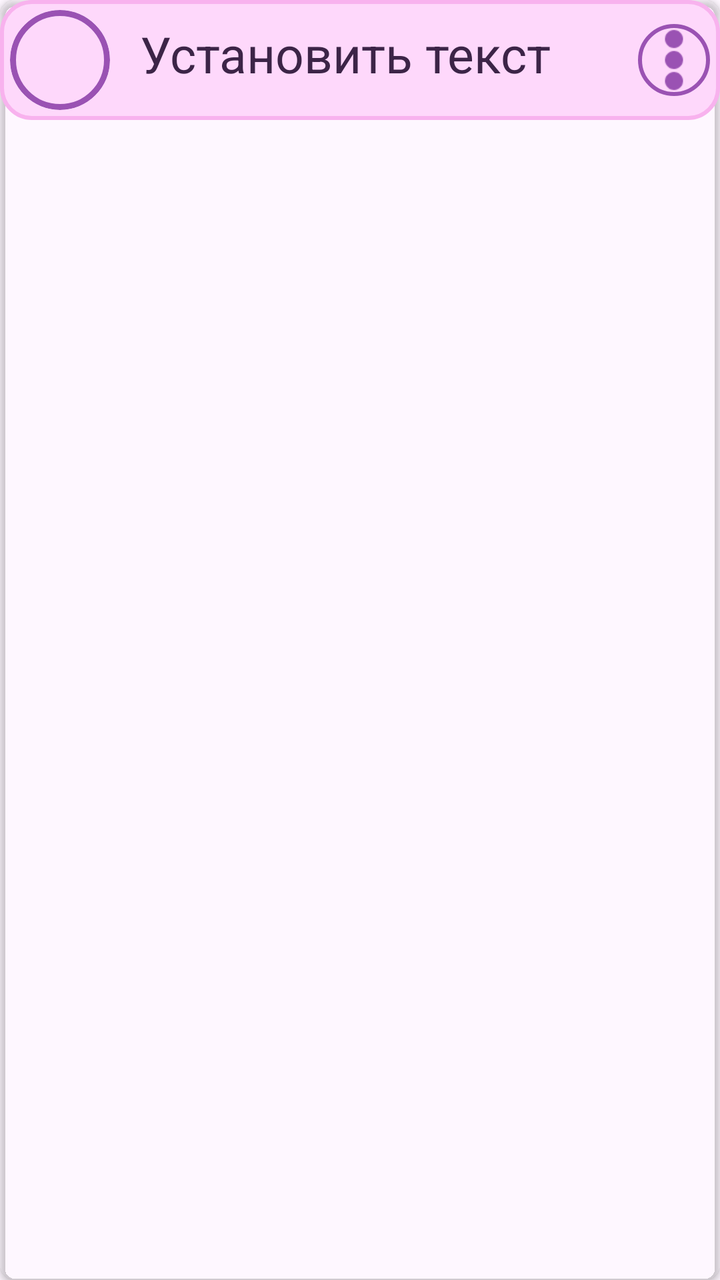
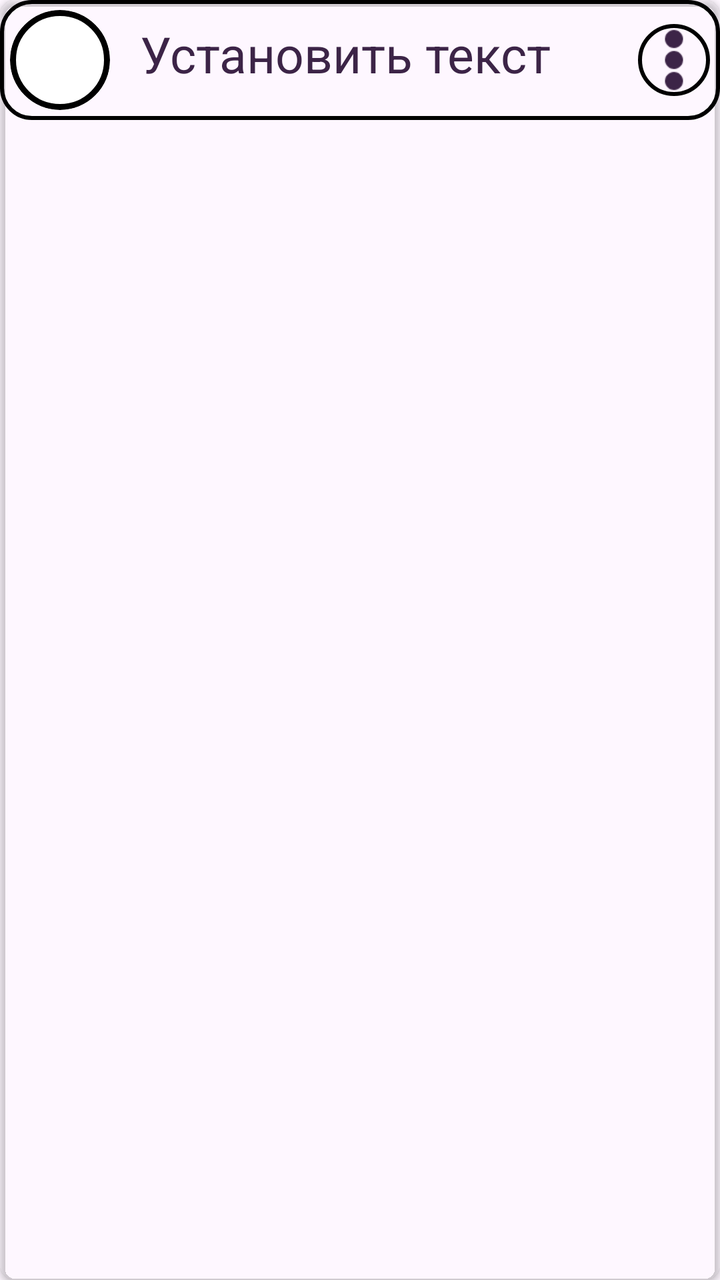

An Android layout rendered at two revisions. The XML below is the earlier revision; the diff shows what the commit changed to produce the second picture.
<!-- AndroidManifest.xml: application theme Theme.CharaDesk -->
<!-- res/layout/note_item.xml -->
<?xml version="1.0" encoding="utf-8"?>
<androidx.cardview.widget.CardView xmlns:android="http://schemas.android.com/apk/res/android"
    xmlns:app="http://schemas.android.com/apk/res-auto"
    android:layout_width="match_parent"
    android:layout_height="wrap_content"
    android:layout_margin="4dp"
    app:cardCornerRadius="8dp"
    app:cardElevation="2dp"
    android:backgroundTint="@color/transparent">
    <LinearLayout
        android:layout_width="match_parent"
        android:layout_height="wrap_content"
        android:orientation="vertical">
        <include layout="@layout/note_menu"/>
        <LinearLayout
            android:layout_width="match_parent"
            android:layout_height="wrap_content"
            android:background="@drawable/rounded_text_sub"
            android:orientation="horizontal"
            android:layout_gravity="center"
            android:padding="@dimen/paddingL">
            <androidx.cardview.widget.CardView
                android:layout_width="50dp"
                android:layout_height="50dp"
                app:cardCornerRadius="75dp"
                app:cardElevation="0dp"
                android:clickable="true"
                android:focusable="true">
                <View
                    android:layout_width="match_parent"
                    android:layout_height="match_parent"
                    android:background="@drawable/rounded_avatar"/>

                <ImageView
                    android:id="@+id/avatar"
                    android:layout_width="match_parent"
                    android:layout_height="match_parent"
                    android:src="@drawable/ic_image_placeholder"
                    android:scaleType="centerCrop" />
            </androidx.cardview.widget.CardView>
            <TextView
                android:id="@+id/note_text"
                android:layout_weight="1"
                android:layout_width="match_parent"
                android:layout_height="match_parent"
                android:text="Установить текст"
                android:textColor="@color/black_title"
                android:textSize="@dimen/SubText"
                android:paddingTop="@dimen/paddingL"
                android:paddingBottom="@dimen/paddingL"
                android:paddingRight="@dimen/paddingB"
                android:paddingLeft="@dimen/paddingB" />
            <ImageButton
                android:id="@+id/note_menu"
                android:layout_width="36dp"
                android:layout_height="36dp"
                android:scaleType="centerCrop"
                android:onClick="onClickMenu"
                android:layout_gravity="center"
                android:background="@drawable/rounded_buttons"
                app:tint="@color/CharaBorder"
                android:src="@drawable/icon_menu" />
        </LinearLayout>
    </LinearLayout>

</androidx.cardview.widget.CardView>
<!-- res/layout/note_menu.xml (included above) -->
<?xml version="1.0" encoding="utf-8"?>
<LinearLayout xmlns:android="http://schemas.android.com/apk/res/android"
    xmlns:app="http://schemas.android.com/apk/res-auto"
    android:id="@+id/button_panel"
    android:layout_width="match_parent"
    android:layout_height="wrap_content"
    android:visibility="gone"
    android:orientation="horizontal">
    <ImageButton
        android:layout_width="36dp"
        android:layout_height="36dp"
        android:scaleType="centerCrop"
        android:onClick="onClickUp"
        android:src="@drawable/icon_up"
        android:background="@drawable/rounded_buttons"
        app:tint="@color/CharaBorder"
        android:layout_margin="@dimen/paddingL"/>
    <ImageButton
        android:layout_width="36dp"
        android:layout_height="36dp"
        android:scaleType="centerCrop"
        android:onClick="onClickDown"
        android:src="@drawable/icon_down"
        android:background="@drawable/rounded_buttons"
        app:tint="@color/CharaBorder"
        android:layout_margin="@dimen/paddingL"/>
    <ImageButton
        android:id="@+id/export_button"
        android:layout_width="36dp"
        android:layout_height="36dp"
        android:scaleType="centerCrop"
        android:onClick="onClickExport"
        android:src="@drawable/icon_export"
        android:background="@drawable/rounded_buttons"
        app:tint="@color/CharaBorder"
        android:layout_margin="@dimen/paddingL"/>
    <View
        android:layout_weight="1"
        android:layout_width="0dp"
        android:layout_height="0dp"
        />
    <ImageButton
        android:layout_width="36dp"
        android:layout_height="36dp"
        android:scaleType="centerCrop"
        android:onClick="onClickDelete"
        android:src="@drawable/icon_delete"
        android:background="@drawable/rounded_buttons"
        app:tint="@color/CharaBorder"
        android:layout_margin="@dimen/paddingL"/>
</LinearLayout>
<!-- resources referenced by this layout -->
<resources>
  <color name="CharaBorder">#9A52B3</color>
  <color name="black_title">#3C2447</color>
  <color name="transparent">#00C53143</color>
  <dimen name="SubText">25sp</dimen>
  <dimen name="paddingB">15dp</dimen>
  <dimen name="paddingL">5dp</dimen>
  <!-- drawable ic_image_placeholder (drawable) -->
  <?xml version="1.0" encoding="utf-8"?>
  <selector xmlns:android="http://schemas.android.com/apk/res/android">
  
  </selector>
  <!-- drawable icon_delete: png bitmap (drawable, 1522 bytes) -->
  <!-- drawable icon_down: png bitmap (drawable, 1559 bytes) -->
  <!-- drawable icon_export: png bitmap (drawable, 1292 bytes) -->
  <!-- drawable icon_menu: png bitmap (drawable, 616 bytes) -->
  <!-- drawable icon_up: png bitmap (drawable, 1456 bytes) -->
  <!-- drawable rounded_avatar (drawable) -->
  <?xml version="1.0" encoding="utf-8"?>
  <shape xmlns:android="http://schemas.android.com/apk/res/android">
      <solid android:color="@color/CharaBackgroundSub" />
      <stroke
          android:width="3dp"
      android:color="@color/CharaBorder" />
      <corners android:radius="5000dp" />
  </shape>
  <!-- drawable rounded_buttons (drawable) -->
  <?xml version="1.0" encoding="utf-8"?>
  <shape xmlns:android="http://schemas.android.com/apk/res/android">
      <solid android:color="@color/CharaIcon" />
      <stroke
          android:width="2dp"
          android:color="@color/CharaIconBorder" />
      <corners android:radius="5000dp" />
  </shape>
  <!-- drawable rounded_text_sub (drawable) -->
  <?xml version="1.0" encoding="utf-8"?>
  <shape xmlns:android="http://schemas.android.com/apk/res/android">
      <solid android:color="@color/CharaBackgroundSub" />
      <stroke
          android:width="2dp"
      android:color="@color/CharaBorderSub" />
      <corners android:radius="15dp" />
  </shape>
  <style name="Theme.CharaDesk" parent="Base.Theme.CharaDesk" />
  <color name="CharaBackgroundSub">#FED8FB</color>
  <color name="CharaIcon">#FED8FB</color>
  <color name="CharaIconBorder">#9A52B3</color>
  <color name="CharaBorderSub">#F8B2EE</color>
  <style name="Base.Theme.CharaDesk" parent="Theme.Material3.DayNight.NoActionBar">
          
          
      </style>
</resources>

<!-- the commit's change to res/layout/note_item.xml (unified diff, before → after) -->
@@ -58,7 +58,7 @@
                 android:onClick="onClickMenu"
                 android:layout_gravity="center"
                 android:background="@drawable/rounded_buttons"
-                app:tint="@color/CharaBorder"
+                app:tint="?attr/colorBorder"
                 android:src="@drawable/icon_menu" />
         </LinearLayout>
     </LinearLayout>
@@ -80,7 +80,7 @@
         android:onClick="onClickUp"
         android:src="@drawable/icon_up"
         android:background="@drawable/rounded_buttons"
-        app:tint="@color/CharaBorder"
+        app:tint="?attr/colorBorder"
         android:layout_margin="@dimen/paddingL"/>
     <ImageButton
         android:layout_width="36dp"
@@ -89,7 +89,7 @@
         android:onClick="onClickDown"
         android:src="@drawable/icon_down"
         android:background="@drawable/rounded_buttons"
-        app:tint="@color/CharaBorder"
+        app:tint="?attr/colorBorder"
         android:layout_margin="@dimen/paddingL"/>
     <ImageButton
         android:id="@+id/export_button"
@@ -99,7 +99,7 @@
         android:onClick="onClickExport"
         android:src="@drawable/icon_export"
         android:background="@drawable/rounded_buttons"
-        app:tint="@color/CharaBorder"
+        app:tint="?attr/colorBorder"
         android:layout_margin="@dimen/paddingL"/>
     <View
         android:layout_weight="1"
@@ -113,6 +113,6 @@
         android:onClick="onClickDelete"
         android:src="@drawable/icon_delete"
         android:background="@drawable/rounded_buttons"
-        app:tint="@color/CharaBorder"
+        app:tint="?attr/colorBorder"
         android:layout_margin="@dimen/paddingL"/>
 </LinearLayout>
<!-- resource entries referenced after the edit -->
@@ -1,6 +1,5 @@
 <!-- resources referenced by this layout -->
 <resources>
-  <color name="CharaBorder">#9A52B3</color>
   <color name="black_title">#3C2447</color>
   <color name="transparent">#00C53143</color>
   <dimen name="SubText">25sp</dimen>
@@ -19,38 +18,33 @@
   <!-- drawable rounded_avatar (drawable) -->
   <?xml version="1.0" encoding="utf-8"?>
   <shape xmlns:android="http://schemas.android.com/apk/res/android">
-      <solid android:color="@color/CharaBackgroundSub" />
+      <solid android:color="?attr/colorBackgroundSub" />
       <stroke
           android:width="3dp"
-      android:color="@color/CharaBorder" />
+      android:color="?attr/colorBorder" />
       <corners android:radius="5000dp" />
   </shape>
   <!-- drawable rounded_buttons (drawable) -->
   <?xml version="1.0" encoding="utf-8"?>
   <shape xmlns:android="http://schemas.android.com/apk/res/android">
-      <solid android:color="@color/CharaIcon" />
+      <solid android:color="?attr/colorIcon" />
       <stroke
           android:width="2dp"
-          android:color="@color/CharaIconBorder" />
+          android:color="?attr/colorIconBorder" />
       <corners android:radius="5000dp" />
   </shape>
   <!-- drawable rounded_text_sub (drawable) -->
   <?xml version="1.0" encoding="utf-8"?>
   <shape xmlns:android="http://schemas.android.com/apk/res/android">
-      <solid android:color="@color/CharaBackgroundSub" />
+      <solid android:color="?attr/colorBackgroundSub" />
       <stroke
           android:width="2dp"
-      android:color="@color/CharaBorderSub" />
+      android:color="?attr/colorBorderSub" />
       <corners android:radius="15dp" />
   </shape>
   <style name="Theme.CharaDesk" parent="Base.Theme.CharaDesk" />
-  <color name="CharaBackgroundSub">#FED8FB</color>
-  <color name="CharaIcon">#FED8FB</color>
-  <color name="CharaIconBorder">#9A52B3</color>
-  <color name="CharaBorderSub">#F8B2EE</color>
   <style name="Base.Theme.CharaDesk" parent="Theme.Material3.DayNight.NoActionBar">
-          
-          
+  
       </style>
 </resources>
 
